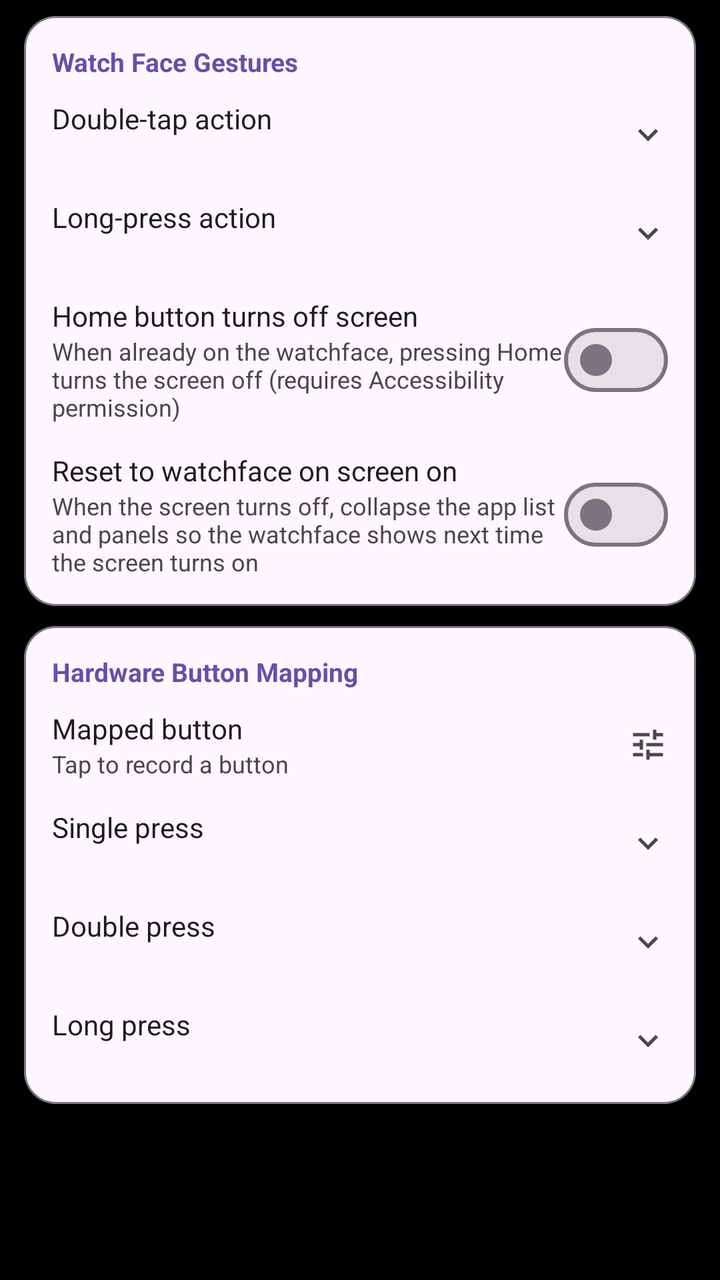
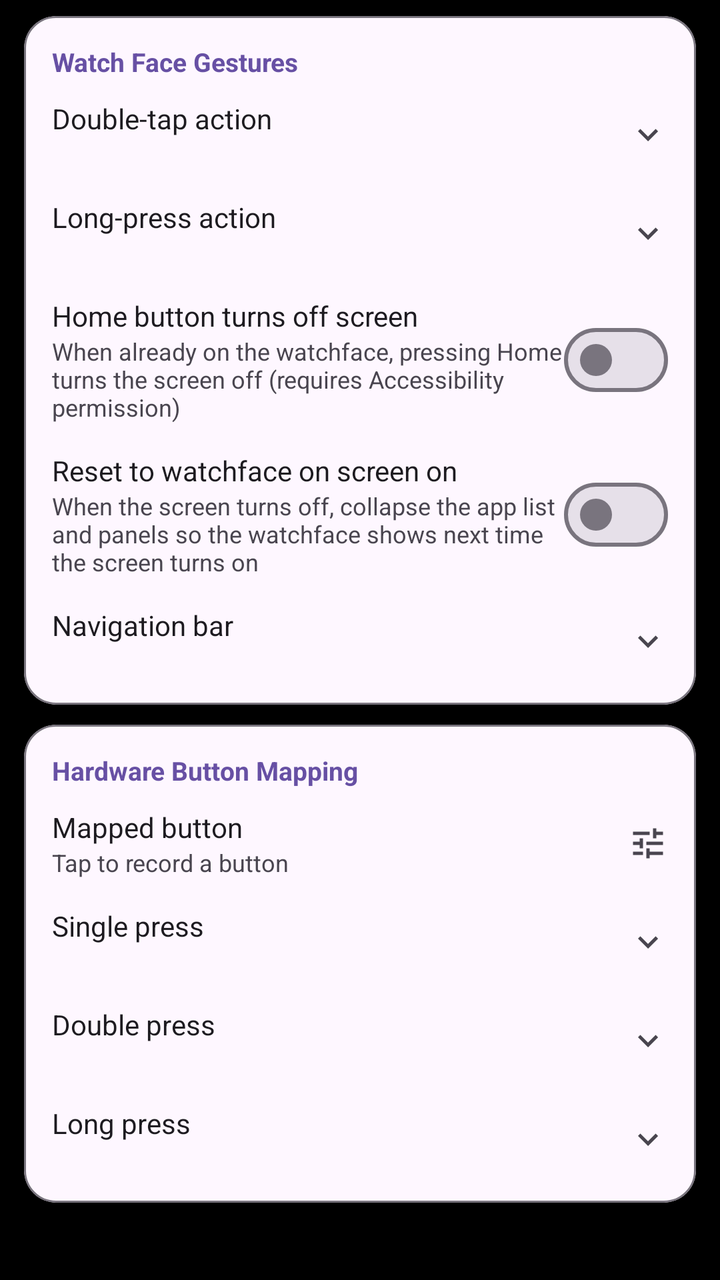

The first picture is an Android layout as it rendered before a commit; the second is the same layout after the commit. The layout source and the unified diff follow.
<!-- AndroidManifest.xml: application theme Theme.CloX -->
<!-- res/layout/fragment_settings_gestures.xml -->
<?xml version="1.0" encoding="utf-8"?>
<androidx.core.widget.NestedScrollView
    xmlns:android="http://schemas.android.com/apk/res/android"
    xmlns:app="http://schemas.android.com/apk/res-auto"
    android:layout_width="match_parent"
    android:layout_height="match_parent"
    android:clipToPadding="false"
    android:fillViewport="true">

    <LinearLayout
        android:layout_width="match_parent"
        android:layout_height="wrap_content"
        android:orientation="vertical"
        android:paddingTop="8dp"
        android:paddingBottom="16dp">

        
        <com.google.android.material.card.MaterialCardView
            android:layout_width="match_parent" android:layout_height="wrap_content"
            android:layout_marginHorizontal="12dp" android:layout_marginBottom="10dp"
            app:cardCornerRadius="16dp" app:cardElevation="0dp"
            app:strokeWidth="1dp" app:strokeColor="?attr/colorOutline"
            app:cardBackgroundColor="?attr/colorSurface">
            <LinearLayout android:layout_width="match_parent" android:layout_height="wrap_content"
                android:orientation="vertical" android:padding="14dp">
                <TextView android:layout_width="wrap_content" android:layout_height="wrap_content"
                    android:text="@string/pref_gestures_watchface_category"
                    android:textSize="13sp" android:textStyle="bold"
                    android:textColor="?attr/colorPrimary" android:layout_marginBottom="10dp" />

                
                <LinearLayout android:id="@+id/rowDoubleTap"
                    android:layout_width="match_parent" android:layout_height="wrap_content"
                    android:orientation="horizontal" android:gravity="center_vertical"
                    android:clickable="true" android:focusable="true"
                    android:background="?attr/selectableItemBackground">
                    <LinearLayout android:layout_width="0dp" android:layout_height="wrap_content"
                        android:layout_weight="1" android:orientation="vertical">
                        <TextView android:layout_width="wrap_content" android:layout_height="wrap_content"
                            android:text="@string/pref_double_tap_title"
                            android:textSize="14sp" android:textColor="?attr/colorOnSurface" />
                        <TextView android:id="@+id/tvDoubleTap"
                            android:layout_width="wrap_content" android:layout_height="wrap_content"
                            android:textSize="12sp" android:textColor="?attr/colorOnSurfaceVariant" />
                    </LinearLayout>
                    <ImageView android:layout_width="20dp" android:layout_height="20dp"
                        android:src="@drawable/ic_expand_more" app:tint="?attr/colorOnSurfaceVariant" />
                </LinearLayout>

                
                <LinearLayout android:id="@+id/rowLongPress"
                    android:layout_width="match_parent" android:layout_height="wrap_content"
                    android:orientation="horizontal" android:gravity="center_vertical"
                    android:layout_marginTop="14dp"
                    android:clickable="true" android:focusable="true"
                    android:background="?attr/selectableItemBackground">
                    <LinearLayout android:layout_width="0dp" android:layout_height="wrap_content"
                        android:layout_weight="1" android:orientation="vertical">
                        <TextView android:layout_width="wrap_content" android:layout_height="wrap_content"
                            android:text="@string/pref_long_press_title"
                            android:textSize="14sp" android:textColor="?attr/colorOnSurface" />
                        <TextView android:id="@+id/tvLongPress"
                            android:layout_width="wrap_content" android:layout_height="wrap_content"
                            android:textSize="12sp" android:textColor="?attr/colorOnSurfaceVariant" />
                    </LinearLayout>
                    <ImageView android:layout_width="20dp" android:layout_height="20dp"
                        android:src="@drawable/ic_expand_more" app:tint="?attr/colorOnSurfaceVariant" />
                </LinearLayout>

                
                <LinearLayout android:layout_width="match_parent" android:layout_height="wrap_content"
                    android:orientation="horizontal" android:gravity="center_vertical"
                    android:layout_marginTop="14dp">
                    <LinearLayout android:layout_width="0dp" android:layout_height="wrap_content"
                        android:layout_weight="1" android:orientation="vertical">
                        <TextView android:layout_width="wrap_content" android:layout_height="wrap_content"
                            android:text="@string/pref_home_press_screen_off_title"
                            android:textSize="14sp" android:textColor="?attr/colorOnSurface" />
                        <TextView android:layout_width="wrap_content" android:layout_height="wrap_content"
                            android:text="@string/pref_home_press_screen_off_summary"
                            android:textSize="12sp" android:textColor="?attr/colorOnSurfaceVariant" />
                    </LinearLayout>
                    <com.google.android.material.materialswitch.MaterialSwitch
                        android:id="@+id/switchHomePressOff"
                        android:layout_width="wrap_content" android:layout_height="wrap_content" />
                </LinearLayout>

                
                <LinearLayout android:layout_width="match_parent" android:layout_height="wrap_content"
                    android:orientation="horizontal" android:gravity="center_vertical"
                    android:layout_marginTop="14dp">
                    <LinearLayout android:layout_width="0dp" android:layout_height="wrap_content"
                        android:layout_weight="1" android:orientation="vertical">
                        <TextView android:layout_width="wrap_content" android:layout_height="wrap_content"
                            android:text="@string/pref_reset_watchface_on_screen_title"
                            android:textSize="14sp" android:textColor="?attr/colorOnSurface" />
                        <TextView android:layout_width="match_parent" android:layout_height="wrap_content"
                            android:text="@string/pref_reset_watchface_on_screen_summary"
                            android:textSize="12sp" android:textColor="?attr/colorOnSurfaceVariant" />
                    </LinearLayout>
                    <com.google.android.material.materialswitch.MaterialSwitch
                        android:id="@+id/switchResetWatchface"
                        android:layout_width="wrap_content" android:layout_height="wrap_content" />
                </LinearLayout>

            </LinearLayout>
        </com.google.android.material.card.MaterialCardView>

        
        <com.google.android.material.card.MaterialCardView
            android:layout_width="match_parent" android:layout_height="wrap_content"
            android:layout_marginHorizontal="12dp" android:layout_marginBottom="10dp"
            app:cardCornerRadius="16dp" app:cardElevation="0dp"
            app:strokeWidth="1dp" app:strokeColor="?attr/colorOutline"
            app:cardBackgroundColor="?attr/colorSurface">
            <LinearLayout android:layout_width="match_parent" android:layout_height="wrap_content"
                android:orientation="vertical" android:padding="14dp">
                <TextView android:layout_width="wrap_content" android:layout_height="wrap_content"
                    android:text="@string/pref_btn_map_category"
                    android:textSize="13sp" android:textStyle="bold"
                    android:textColor="?attr/colorPrimary" android:layout_marginBottom="10dp" />

                
                <LinearLayout android:id="@+id/rowBtnRecord"
                    android:layout_width="match_parent" android:layout_height="wrap_content"
                    android:orientation="horizontal" android:gravity="center_vertical"
                    android:clickable="true" android:focusable="true"
                    android:background="?attr/selectableItemBackground">
                    <LinearLayout android:layout_width="0dp" android:layout_height="wrap_content"
                        android:layout_weight="1" android:orientation="vertical">
                        <TextView android:layout_width="wrap_content" android:layout_height="wrap_content"
                            android:text="@string/pref_btn_map_record_title"
                            android:textSize="14sp" android:textColor="?attr/colorOnSurface" />
                        <TextView android:id="@+id/tvBtnRecord"
                            android:layout_width="wrap_content" android:layout_height="wrap_content"
                            android:text="@string/pref_btn_map_record_summary"
                            android:textSize="12sp" android:textColor="?attr/colorOnSurfaceVariant" />
                    </LinearLayout>
                    <ImageView android:layout_width="20dp" android:layout_height="20dp"
                        android:src="@drawable/ic_tune" app:tint="?attr/colorOnSurfaceVariant" />
                </LinearLayout>

                
                <LinearLayout android:id="@+id/rowBtnSingle"
                    android:layout_width="match_parent" android:layout_height="wrap_content"
                    android:orientation="horizontal" android:gravity="center_vertical"
                    android:layout_marginTop="14dp"
                    android:clickable="true" android:focusable="true"
                    android:background="?attr/selectableItemBackground">
                    <LinearLayout android:layout_width="0dp" android:layout_height="wrap_content"
                        android:layout_weight="1" android:orientation="vertical">
                        <TextView android:layout_width="wrap_content" android:layout_height="wrap_content"
                            android:text="@string/pref_btn_single_title"
                            android:textSize="14sp" android:textColor="?attr/colorOnSurface" />
                        <TextView android:id="@+id/tvBtnSingle"
                            android:layout_width="wrap_content" android:layout_height="wrap_content"
                            android:textSize="12sp" android:textColor="?attr/colorOnSurfaceVariant" />
                    </LinearLayout>
                    <ImageView android:layout_width="20dp" android:layout_height="20dp"
                        android:src="@drawable/ic_expand_more" app:tint="?attr/colorOnSurfaceVariant" />
                </LinearLayout>

                
                <LinearLayout android:id="@+id/rowBtnDouble"
                    android:layout_width="match_parent" android:layout_height="wrap_content"
                    android:orientation="horizontal" android:gravity="center_vertical"
                    android:layout_marginTop="14dp"
                    android:clickable="true" android:focusable="true"
                    android:background="?attr/selectableItemBackground">
                    <LinearLayout android:layout_width="0dp" android:layout_height="wrap_content"
                        android:layout_weight="1" android:orientation="vertical">
                        <TextView android:layout_width="wrap_content" android:layout_height="wrap_content"
                            android:text="@string/pref_btn_double_title"
                            android:textSize="14sp" android:textColor="?attr/colorOnSurface" />
                        <TextView android:id="@+id/tvBtnDouble"
                            android:layout_width="wrap_content" android:layout_height="wrap_content"
                            android:textSize="12sp" android:textColor="?attr/colorOnSurfaceVariant" />
                    </LinearLayout>
                    <ImageView android:layout_width="20dp" android:layout_height="20dp"
                        android:src="@drawable/ic_expand_more" app:tint="?attr/colorOnSurfaceVariant" />
                </LinearLayout>

                
                <LinearLayout android:id="@+id/rowBtnLong"
                    android:layout_width="match_parent" android:layout_height="wrap_content"
                    android:orientation="horizontal" android:gravity="center_vertical"
                    android:layout_marginTop="14dp"
                    android:clickable="true" android:focusable="true"
                    android:background="?attr/selectableItemBackground">
                    <LinearLayout android:layout_width="0dp" android:layout_height="wrap_content"
                        android:layout_weight="1" android:orientation="vertical">
                        <TextView android:layout_width="wrap_content" android:layout_height="wrap_content"
                            android:text="@string/pref_btn_long_title"
                            android:textSize="14sp" android:textColor="?attr/colorOnSurface" />
                        <TextView android:id="@+id/tvBtnLong"
                            android:layout_width="wrap_content" android:layout_height="wrap_content"
                            android:textSize="12sp" android:textColor="?attr/colorOnSurfaceVariant" />
                    </LinearLayout>
                    <ImageView android:layout_width="20dp" android:layout_height="20dp"
                        android:src="@drawable/ic_expand_more" app:tint="?attr/colorOnSurfaceVariant" />
                </LinearLayout>

                
                <com.google.android.material.button.MaterialButton
                    android:id="@+id/btnClearBtnMap"
                    style="@style/Widget.Material3.Button.TextButton"
                    android:layout_width="wrap_content" android:layout_height="wrap_content"
                    android:layout_marginTop="8dp"
                    android:text="@string/pref_btn_map_clear_title"
                    android:visibility="gone" />

            </LinearLayout>
        </com.google.android.material.card.MaterialCardView>

    </LinearLayout>
</androidx.core.widget.NestedScrollView>
<!-- resources referenced by this layout -->
<resources>
  <!-- drawable ic_expand_more (drawable) -->
  <?xml version="1.0" encoding="utf-8"?>
  <vector xmlns:android="http://schemas.android.com/apk/res/android"
      android:width="24dp" android:height="24dp"
      android:viewportWidth="24" android:viewportHeight="24"
      android:tint="?attr/colorControlNormal">
      <path android:fillColor="@android:color/white"
          android:pathData="M16.59,8.59L12,13.17 7.41,8.59 6,10l6,6 6,-6 -1.41,-1.41z"/>
  </vector>
  <!-- drawable ic_tune (drawable) -->
  <vector xmlns:android="http://schemas.android.com/apk/res/android" android:width="24dp" android:height="24dp" android:viewportWidth="24" android:viewportHeight="24">
      <path android:fillColor="?attr/colorOnSurface" android:pathData="M3,17v2h6v-2H3zM3,5v2h10V5H3zM13,21v-2h8v-2h-8v-2h-2v6h2zM7,9v2H3v2h4v2h2V9H7zM21,13v-2H11v2h10zM15,9h2V7h4V5h-4V3h-2v6z"/>
  </vector>
  <string name="pref_btn_double_title">Double press</string>
  <string name="pref_btn_long_title">Long press</string>
  <string name="pref_btn_map_category">Hardware Button Mapping</string>
  <string name="pref_btn_map_clear_title">Clear button mapping</string>
  <string name="pref_btn_map_record_summary">Tap to record a button</string>
  <string name="pref_btn_map_record_title">Mapped button</string>
  <string name="pref_btn_single_title">Single press</string>
  <string name="pref_double_tap_title">Double-tap action</string>
  <string name="pref_gestures_watchface_category">Watch Face Gestures</string>
  <string name="pref_home_press_screen_off_summary">When already on the watchface, pressing Home turns the screen off (requires Accessibility permission)</string>
  <string name="pref_home_press_screen_off_title">Home button turns off screen</string>
  <string name="pref_long_press_title">Long-press action</string>
  <string name="pref_reset_watchface_on_screen_summary">When the screen turns off, collapse the app list and panels so the watchface shows next time the screen turns on</string>
  <string name="pref_reset_watchface_on_screen_title">Reset to watchface on screen on</string>
  <style name="Theme.CloX" parent="Theme.Material3.DayNight.NoActionBar">
          <item name="android:windowBackground">@android:color/black</item>
          <item name="android:windowAnimationStyle">@null</item>
      </style>
</resources>

<!-- the commit's change to res/layout/fragment_settings_gestures.xml (unified diff, before → after) -->
@@ -103,6 +103,26 @@
                         android:layout_width="wrap_content" android:layout_height="wrap_content" />
                 </LinearLayout>
 
+                
+                <LinearLayout android:id="@+id/rowNavBar"
+                    android:layout_width="match_parent" android:layout_height="wrap_content"
+                    android:orientation="horizontal" android:gravity="center_vertical"
+                    android:layout_marginTop="14dp"
+                    android:clickable="true" android:focusable="true"
+                    android:background="?attr/selectableItemBackground">
+                    <LinearLayout android:layout_width="0dp" android:layout_height="wrap_content"
+                        android:layout_weight="1" android:orientation="vertical">
+                        <TextView android:layout_width="wrap_content" android:layout_height="wrap_content"
+                            android:text="@string/pref_nav_bar_title"
+                            android:textSize="14sp" android:textColor="?attr/colorOnSurface" />
+                        <TextView android:id="@+id/tvNavBar"
+                            android:layout_width="wrap_content" android:layout_height="wrap_content"
+                            android:textSize="12sp" android:textColor="?attr/colorOnSurfaceVariant" />
+                    </LinearLayout>
+                    <ImageView android:layout_width="20dp" android:layout_height="20dp"
+                        android:src="@drawable/ic_expand_more" app:tint="?attr/colorOnSurfaceVariant" />
+                </LinearLayout>
+
             </LinearLayout>
         </com.google.android.material.card.MaterialCardView>
 
<!-- resource entries referenced after the edit -->
@@ -25,6 +25,7 @@
   <string name="pref_home_press_screen_off_summary">When already on the watchface, pressing Home turns the screen off (requires Accessibility permission)</string>
   <string name="pref_home_press_screen_off_title">Home button turns off screen</string>
   <string name="pref_long_press_title">Long-press action</string>
+  <string name="pref_nav_bar_title">Navigation bar</string>
   <string name="pref_reset_watchface_on_screen_summary">When the screen turns off, collapse the app list and panels so the watchface shows next time the screen turns on</string>
   <string name="pref_reset_watchface_on_screen_title">Reset to watchface on screen on</string>
   <style name="Theme.CloX" parent="Theme.Material3.DayNight.NoActionBar">
